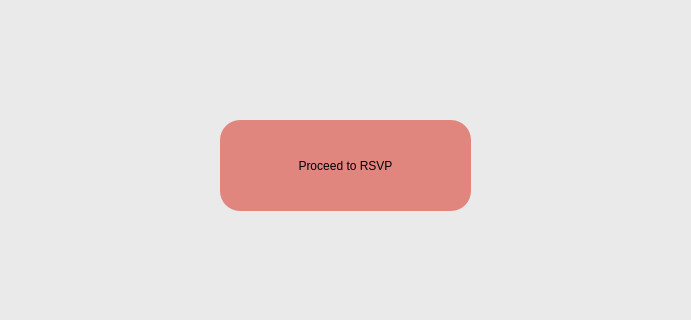
Ajwaddo/pyqt5, file 3view_appointment.ui: the form before one commit; both pictures show x 260 to 951 and y 389 to 709 of the 1200 by 800 pixel window.
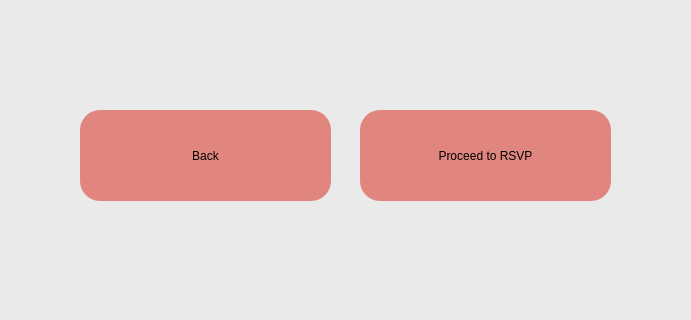
The form after the commit.

```diff
--- a/3view_appointment.ui
+++ b/3view_appointment.ui
@@ -32,8 +32,8 @@
     </property>
     <property name="geometry">
      <rect>
-      <x>480</x>
-      <y>510</y>
+      <x>620</x>
+      <y>500</y>
       <width>251</width>
       <height>91</height>
      </rect>
@@ -129,6 +129,26 @@
      <string>at:</string>
     </property>
    </widget>
+   <widget class="QPushButton" name="btn_back">
+    <property name="enabled">
+     <bool>true</bool>
+    </property>
+    <property name="geometry">
+     <rect>
+      <x>340</x>
+      <y>500</y>
+      <width>251</width>
+      <height>91</height>
+     </rect>
+    </property>
+    <property name="styleSheet">
+     <string notr="true">border-radius:20px;background-color:rgb(225, 134, 127);
+font: 20pt &quot;Calibri&quot;;</string>
+    </property>
+    <property name="text">
+     <string>Back</string>
+    </property>
+   </widget>
   </widget>
  </widget>
  <resources/>
```
